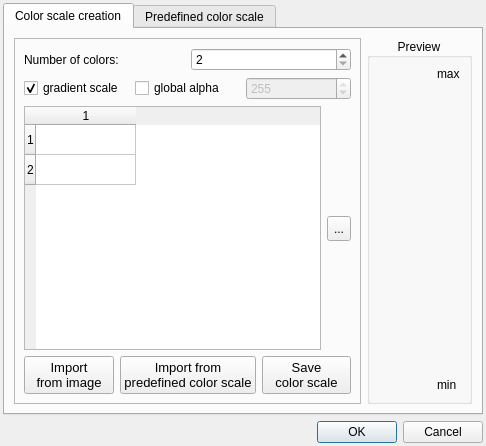
Tulip-Dev/tulip, file library/tulip-gui/designer/ColorScaleConfigDialog.ui: the form before one commit.
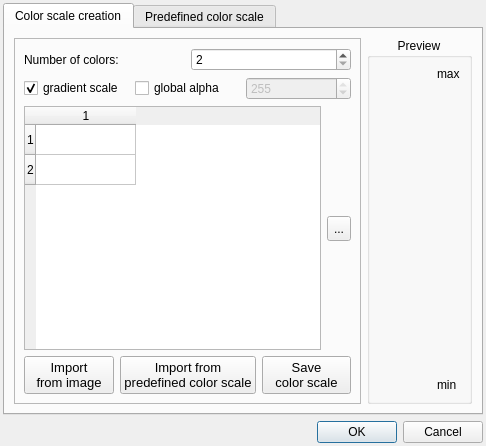
The form after the commit. Icons and pictures are not drawn.

Diff of the .ui file:
```diff
--- a/library/tulip-gui/designer/ColorScaleConfigDialog.ui
+++ b/library/tulip-gui/designer/ColorScaleConfigDialog.ui
@@ -246,7 +246,7 @@
           <string>Preview</string>
          </property>
          <property name="alignment">
-          <set>Qt::AlignCenter</set>
+          <set>Qt::AlignHCenter</set>
          </property>
          <layout class="QVBoxLayout" name="verticalLayout_4">
           <item>
```
Left out of the diff: 2 changed lines with no effect on the pictures.
